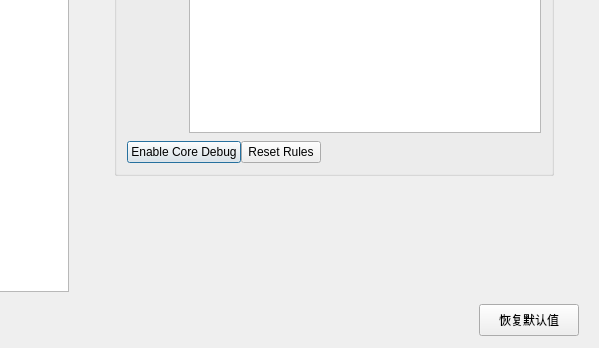
Above: src/ui/SettingsDialog.ui from JiaYongChen/CrossRemoteDesktop before the change; both pictures show x 101 to 700 and y 152 to 500 of the 700 by 500 pixel window. Below: the same form after it.
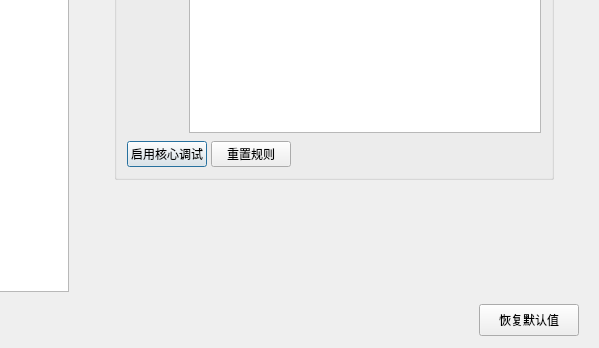
That is the form after the change. The open tabs and pages were chosen to show the change.

Commit message: 修复: SettingsDialog.ui 按钮汉化(启用核心调试/重置规则)补提交——此前因路径大小写错配未入库

What changed in the file:
```diff
--- a/src/ui/SettingsDialog.ui
+++ b/src/ui/SettingsDialog.ui
@@ -497,17 +497,18 @@
                 </item>
                 <item row="2" column="0" colspan="2">
                  <layout class="QHBoxLayout" name="logRulesButtonLayout">
+                  <property name="spacing"><number>4</number></property>
                   <item>
                    <widget class="QPushButton" name="presetDebugBtn">
                     <property name="text">
-                     <string>Enable Core Debug</string>
+                     <string>启用核心调试</string>
                     </property>
                    </widget>
                   </item>
                   <item>
                    <widget class="QPushButton" name="resetRulesBtn">
                     <property name="text">
-                     <string>Reset Rules</string>
+                     <string>重置规则</string>
                     </property>
                    </widget>
                   </item>
```
